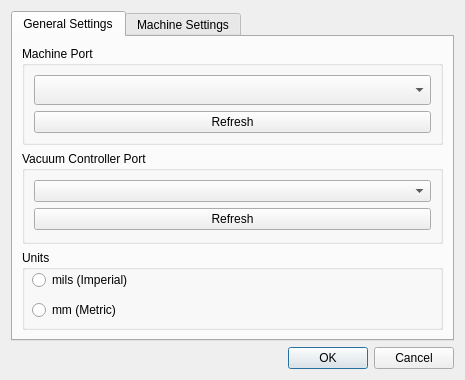
The window that settingsdialog.ui (deveshrai/EasyPicker) describes before a commit, drawn with Qt 5.
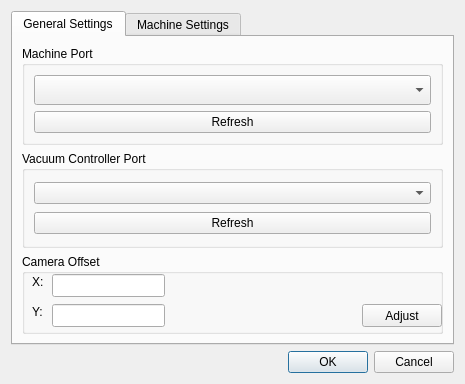
The same window after the commit.

Commit message: Fixed Overlay Cross and added Camera Offset Settings in Dialog

What changed in the file:
```diff
--- a/settingsdialog.ui
+++ b/settingsdialog.ui
@@ -7,7 +7,7 @@
     <x>0</x>
     <y>0</y>
     <width>465</width>
-    <height>375</height>
+    <height>384</height>
    </rect>
   </property>
   <property name="windowTitle">
@@ -90,32 +90,65 @@
           </size>
          </property>
          <property name="title">
-          <string>Units</string>
+          <string>Camera Offset</string>
          </property>
-         <widget class="QRadioButton" name="radioButton">
+         <widget class="QLabel" name="label">
           <property name="geometry">
            <rect>
             <x>10</x>
             <y>20</y>
-            <width>131</width>
-            <height>20</height>
+            <width>21</width>
+            <height>16</height>
            </rect>
           </property>
           <property name="text">
-           <string>mils (Imperial)</string>
+           <string>X:</string>
           </property>
          </widget>
-         <widget class="QRadioButton" name="radioButton_2">
+         <widget class="QLabel" name="label_2">
           <property name="geometry">
            <rect>
             <x>10</x>
             <y>50</y>
-            <width>99</width>
-            <height>20</height>
+            <width>21</width>
+            <height>16</height>
            </rect>
           </property>
           <property name="text">
-           <string>mm (Metric)</string>
+           <string>Y:</string>
+          </property>
+         </widget>
+         <widget class="QLineEdit" name="xCameraOffsetLE">
+          <property name="geometry">
+           <rect>
+            <x>30</x>
+            <y>20</y>
+            <width>113</width>
+            <height>23</height>
+           </rect>
+          </property>
+         </widget>
+         <widget class="QLineEdit" name="yCameraOffsetLE">
+          <property name="geometry">
+           <rect>
+            <x>30</x>
+            <y>50</y>
+            <width>113</width>
+            <height>23</height>
+           </rect>
+          </property>
+         </widget>
+         <widget class="QPushButton" name="pushButton_3">
+          <property name="geometry">
+           <rect>
+            <x>340</x>
+            <y>50</y>
+            <width>80</width>
+            <height>23</height>
+           </rect>
+          </property>
+          <property name="text">
+           <string>Adjust</string>
           </property>
          </widget>
         </widget>
```
The commit also changes 6 other files.
